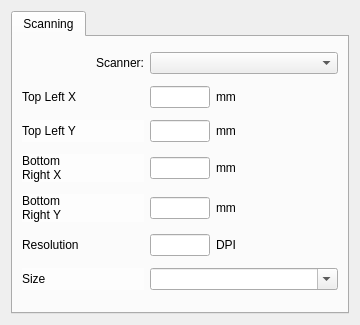
First picture: the form in preferencesdialog.ui, repository ec1oud/scancrop, before the edit.
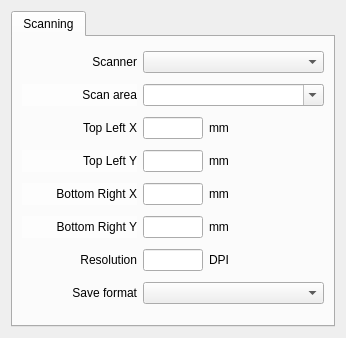
Second picture: the form after the edit.

Commit message:
Support saving to any Qt image format; add format preference; HEIC
HEIC works, but complains if the dimensions are odd, and does something
weird if the image format is ARGB premultiplied. We don't need alpha, so
convert to RGB888 first.

```diff
--- a/preferencesdialog.ui
+++ b/preferencesdialog.ui
@@ -6,8 +6,8 @@
    <rect>
     <x>0</x>
     <y>0</y>
-    <width>360</width>
-    <height>325</height>
+    <width>346</width>
+    <height>338</height>
    </rect>
   </property>
   <property name="windowTitle">
@@ -27,6 +27,93 @@
        <string>Scanning</string>
       </attribute>
       <layout class="QGridLayout" name="gridLayout_2">
+       <item row="4" column="1">
+        <widget class="QLineEdit" name="br_x_edit">
+         <property name="maximumSize">
+          <size>
+           <width>60</width>
+           <height>16777215</height>
+          </size>
+         </property>
+        </widget>
+       </item>
+       <item row="5" column="0">
+        <widget class="QLabel" name="label_7">
+         <property name="palette">
+          <palette>
+           <active>
+            <colorrole role="Base">
+             <brush brushstyle="SolidPattern">
+              <color alpha="255">
+               <red>244</red>
+               <green>234</green>
+               <blue>231</blue>
+              </color>
+             </brush>
+            </colorrole>
+            <colorrole role="Window">
+             <brush brushstyle="SolidPattern">
+              <color alpha="150">
+               <red>255</red>
+               <green>255</green>
+               <blue>255</blue>
+              </color>
+             </brush>
+            </colorrole>
+           </active>
+           <inactive>
+            <colorrole role="Base">
+             <brush brushstyle="SolidPattern">
+              <color alpha="255">
+               <red>244</red>
+               <green>234</green>
+               <blue>231</blue>
+              </color>
+             </brush>
+            </colorrole>
+            <colorrole role="Window">
+             <brush brushstyle="SolidPattern">
+              <color alpha="150">
+               <red>255</red>
+               <green>255</green>
+               <blue>255</blue>
+              </color>
+             </brush>
+            </colorrole>
+           </inactive>
+           <disabled>
+            <colorrole role="Base">
+             <brush brushstyle="SolidPattern">
+              <color alpha="150">
+               <red>255</red>
+               <green>255</green>
+               <blue>255</blue>
+              </color>
+             </brush>
+            </colorrole>
+            <colorrole role="Window">
+             <brush brushstyle="SolidPattern">
+              <color alpha="150">
+               <red>255</red>
+               <green>255</green>
+               <blue>255</blue>
+              </color>
+             </brush>
+            </colorrole>
+           </disabled>
+          </palette>
+         </property>
+         <property name="autoFillBackground">
+          <bool>true</bool>
+         </property>
+         <property name="text">
+          <string>Bottom Right Y</string>
+         </property>
+         <property name="alignment">
+          <set>Qt::AlignmentFlag::AlignRight|Qt::AlignmentFlag::AlignTrailing|Qt::AlignmentFlag::AlignVCenter</set>
+         </property>
+        </widget>
+       </item>
        <item row="0" column="0">
         <widget class="QLabel" name="scannerLabel">
          <property name="sizePolicy">
@@ -36,54 +123,14 @@
           </sizepolicy>
          </property>
          <property name="text">
-          <string>Scanner:</string>
+          <string>Scanner</string>
          </property>
          <property name="alignment">
           <set>Qt::AlignmentFlag::AlignRight|Qt::AlignmentFlag::AlignTrailing|Qt::AlignmentFlag::AlignVCenter</set>
          </property>
         </widget>
        </item>
-       <item row="0" column="1" colspan="2">
-        <widget class="QComboBox" name="scannerBox">
-         <property name="sizePolicy">
-          <sizepolicy hsizetype="MinimumExpanding" vsizetype="Fixed">
-           <horstretch>0</horstretch>
-           <verstretch>0</verstretch>
-          </sizepolicy>
-         </property>
-        </widget>
-       </item>
-       <item row="1" column="0">
-        <widget class="QLabel" name="label_4">
-         <property name="text">
-          <string>Top Left X</string>
-         </property>
-        </widget>
-       </item>
-       <item row="1" column="1">
-        <widget class="QLineEdit" name="tl_x_edit">
-         <property name="sizePolicy">
-          <sizepolicy hsizetype="Fixed" vsizetype="Fixed">
-           <horstretch>0</horstretch>
-           <verstretch>0</verstretch>
-          </sizepolicy>
-         </property>
-         <property name="maximumSize">
-          <size>
-           <width>60</width>
-           <height>16777215</height>
-          </size>
-         </property>
-        </widget>
-       </item>
-       <item row="1" column="2">
-        <widget class="QLabel" name="label_12">
-         <property name="text">
-          <string>mm</string>
-         </property>
-        </widget>
-       </item>
-       <item row="2" column="0">
+       <item row="3" column="0">
         <widget class="QLabel" name="label_5">
          <property name="palette">
           <palette>
@@ -155,223 +202,22 @@
          <property name="text">
           <string>Top Left Y</string>
          </property>
-        </widget>
-       </item>
-       <item row="2" column="1">
-        <widget class="QLineEdit" name="tl_y_edit">
-         <property name="maximumSize">
-          <size>
-           <width>60</width>
-           <height>16777215</height>
-          </size>
+         <property name="alignment">
+          <set>Qt::AlignmentFlag::AlignRight|Qt::AlignmentFlag::AlignTrailing|Qt::AlignmentFlag::AlignVCenter</set>
          </property>
         </widget>
        </item>
-       <item row="2" column="2">
-        <widget class="QLabel" name="label_11">
-         <property name="text">
-          <string>mm</string>
-         </property>
-        </widget>
-       </item>
-       <item row="3" column="0">
-        <widget class="QLabel" name="label_6">
-         <property name="palette">
-          <palette>
-           <active>
-            <colorrole role="Base">
-             <brush brushstyle="SolidPattern">
-              <color alpha="255">
-               <red>244</red>
-               <green>234</green>
-               <blue>231</blue>
-              </color>
-             </brush>
-            </colorrole>
-            <colorrole role="Window">
-             <brush brushstyle="SolidPattern">
-              <color alpha="100">
-               <red>255</red>
-               <green>255</green>
-               <blue>255</blue>
-              </color>
-             </brush>
-            </colorrole>
-           </active>
-           <inactive>
-            <colorrole role="Base">
-             <brush brushstyle="SolidPattern">
-              <color alpha="255">
-               <red>244</red>
-               <green>234</green>
-               <blue>231</blue>
-              </color>
-             </brush>
-            </colorrole>
-            <colorrole role="Window">
-             <brush brushstyle="SolidPattern">
-              <color alpha="100">
-               <red>255</red>
-               <green>255</green>
-               <blue>255</blue>
-              </color>
-             </brush>
-            </colorrole>
-           </inactive>
-           <disabled>
-            <colorrole role="Base">
-             <brush brushstyle="SolidPattern">
-              <color alpha="100">
-               <red>255</red>
-               <green>255</green>
-               <blue>255</blue>
-              </color>
-             </brush>
-            </colorrole>
-            <colorrole role="Window">
-             <brush brushstyle="SolidPattern">
-              <color alpha="100">
-               <red>255</red>
-               <green>255</green>
-               <blue>255</blue>
-              </color>
-             </brush>
-            </colorrole>
-           </disabled>
-          </palette>
-         </property>
-         <property name="autoFillBackground">
-          <bool>true</bool>
-         </property>
-         <property name="text">
-          <string>Bottom
-Right X</string>
-         </property>
-        </widget>
-       </item>
-       <item row="3" column="1">
-        <widget class="QLineEdit" name="br_x_edit">
-         <property name="maximumSize">
-          <size>
-           <width>60</width>
-           <height>16777215</height>
-          </size>
-         </property>
-        </widget>
-       </item>
-       <item row="3" column="2">
-        <widget class="QLabel" name="label_10">
-         <property name="text">
-          <string>mm</string>
-         </property>
-        </widget>
-       </item>
-       <item row="4" column="0">
-        <widget class="QLabel" name="label_7">
-         <property name="palette">
-          <palette>
-           <active>
-            <colorrole role="Base">
-             <brush brushstyle="SolidPattern">
-              <color alpha="255">
-               <red>244</red>
-               <green>234</green>
-               <blue>231</blue>
-              </color>
-             </brush>
-            </colorrole>
-            <colorrole role="Window">
-             <brush brushstyle="SolidPattern">
-              <color alpha="150">
-               <red>255</red>
-               <green>255</green>
-               <blue>255</blue>
-              </color>
-             </brush>
-            </colorrole>
-           </active>
-           <inactive>
-            <colorrole role="Base">
-             <brush brushstyle="SolidPattern">
-              <color alpha="255">
-               <red>244</red>
-               <green>234</green>
-               <blue>231</blue>
-              </color>
-             </brush>
-            </colorrole>
-            <colorrole role="Window">
-             <brush brushstyle="SolidPattern">
-              <color alpha="150">
-               <red>255</red>
-               <green>255</green>
-               <blue>255</blue>
-              </color>
-             </brush>
-            </colorrole>
-           </inactive>
-           <disabled>
-            <colorrole role="Base">
-             <brush brushstyle="SolidPattern">
-              <color alpha="150">
-               <red>255</red>
-               <green>255</green>
-               <blue>255</blue>
-              </color>
-             </brush>
-            </colorrole>
-            <colorrole role="Window">
-             <brush brushstyle="SolidPattern">
-              <color alpha="150">
-               <red>255</red>
-               <green>255</green>
-               <blue>255</blue>
-              </color>
-             </brush>
-            </colorrole>
-           </disabled>
-          </palette>
-         </property>
-         <property name="autoFillBackground">
-          <bool>true</bool>
-         </property>
-         <property name="text">
-          <string>Bottom
-Right Y</string>
-         </property>
-        </widget>
-       </item>
-       <item row="4" column="1">
-        <widget class="QLineEdit" name="br_y_edit">
-         <property name="sizePolicy">
-          <sizepolicy hsizetype="Fixed" vsizetype="Fixed">
-           <horstretch>0</horstretch>
-           <verstretch>0</verstretch>
-          </sizepolicy>
-         </property>
-         <property name="maximumSize">
-          <size>
-           <width>60</width>
-           <height>16777215</height>
-          </size>
-         </property>
-        </widget>
-       </item>
-       <item row="4" column="2">
-        <widget class="QLabel" name="label_9">
-         <property name="text">
-          <string>mm</string>
-         </property>
-        </widget>
-       </item>
-       <item row="5" column="0">
+       <item row="6" column="0">
         <widget class="QLabel" name="label_2">
          <property name="text">
           <string>Resolution</string>
          </property>
+         <property name="alignment">
+          <set>Qt::AlignmentFlag::AlignRight|Qt::AlignmentFlag::AlignTrailing|Qt::AlignmentFlag::AlignVCenter</set>
+         </property>
         </widget>
        </item>
-       <item row="5" column="1">
+       <item row="6" column="1">
         <widget class="QLineEdit" name="resolutionEdit">
          <property name="sizePolicy">
           <sizepolicy hsizetype="Fixed" vsizetype="Fixed">
@@ -387,14 +233,181 @@
          </property>
         </widget>
        </item>
+       <item row="3" column="2">
+        <widget class="QLabel" name="label_11">
+         <property name="text">
+          <string>mm</string>
+         </property>
+        </widget>
+       </item>
+       <item row="3" column="1">
+        <widget class="QLineEdit" name="tl_y_edit">
+         <property name="maximumSize">
+          <size>
+           <width>60</width>
+           <height>16777215</height>
+          </size>
+         </property>
+        </widget>
+       </item>
        <item row="5" column="2">
+        <widget class="QLabel" name="label_9">
+         <property name="text">
+          <string>mm</string>
+         </property>
+        </widget>
+       </item>
+       <item row="5" column="1">
+        <widget class="QLineEdit" name="br_y_edit">
+         <property name="sizePolicy">
+          <sizepolicy hsizetype="Fixed" vsizetype="Fixed">
+           <horstretch>0</horstretch>
+           <verstretch>0</verstretch>
+          </sizepolicy>
+         </property>
+         <property name="maximumSize">
+          <size>
+           <width>60</width>
+           <height>16777215</height>
+          </size>
+         </property>
+        </widget>
+       </item>
+       <item row="4" column="2">
+        <widget class="QLabel" name="label_10">
+         <property name="text">
+          <string>mm</string>
+         </property>
+        </widget>
+       </item>
+       <item row="6" column="2">
         <widget class="QLabel" name="label_3">
          <property name="text">
           <string>DPI</string>
          </property>
         </widget>
        </item>
-       <item row="6" column="0">
+       <item row="2" column="1">
+        <widget class="QLineEdit" name="tl_x_edit">
+         <property name="sizePolicy">
+          <sizepolicy hsizetype="Fixed" vsizetype="Fixed">
+           <horstretch>0</horstretch>
+           <verstretch>0</verstretch>
+          </sizepolicy>
+         </property>
+         <property name="maximumSize">
+          <size>
+           <width>60</width>
+           <height>16777215</height>
+          </size>
+         </property>
+        </widget>
+       </item>
+       <item row="2" column="2">
+        <widget class="QLabel" name="label_12">
+         <property name="text">
+          <string>mm</string>
+         </property>
+        </widget>
+       </item>
+       <item row="0" column="1" colspan="2">
+        <widget class="QComboBox" name="scannerBox">
+         <property name="sizePolicy">
+          <sizepolicy hsizetype="MinimumExpanding" vsizetype="Fixed">
+           <horstretch>0</horstretch>
+           <verstretch>0</verstretch>
+          </sizepolicy>
+         </property>
+        </widget>
+       </item>
+       <item row="2" column="0">
+        <widget class="QLabel" name="label_4">
+         <property name="text">
+          <string>Top Left X</string>
+         </property>
+         <property name="alignment">
+          <set>Qt::AlignmentFlag::AlignRight|Qt::AlignmentFlag::AlignTrailing|Qt::AlignmentFlag::AlignVCenter</set>
+         </property>
+        </widget>
+       </item>
+       <item row="4" column="0">
+        <widget class="QLabel" name="label_6">
+         <property name="palette">
+          <palette>
+           <active>
+            <colorrole role="Base">
+             <brush brushstyle="SolidPattern">
+              <color alpha="255">
+               <red>244</red>
+               <green>234</green>
+               <blue>231</blue>
+              </color>
+             </brush>
+            </colorrole>
+            <colorrole role="Window">
+             <brush brushstyle="SolidPattern">
+              <color alpha="100">
+               <red>255</red>
+               <green>255</green>
+               <blue>255</blue>
+              </color>
+             </brush>
+            </colorrole>
+           </active>
+           <inactive>
+            <colorrole role="Base">
+             <brush brushstyle="SolidPattern">
+              <color alpha="255">
+               <red>244</red>
+               <green>234</green>
+               <blue>231</blue>
+              </color>
+             </brush>
+            </colorrole>
+            <colorrole role="Window">
+             <brush brushstyle="SolidPattern">
+              <color alpha="100">
+               <red>255</red>
+               <green>255</green>
+               <blue>255</blue>
+              </color>
+             </brush>
+            </colorrole>
+           </inactive>
+           <disabled>
+            <colorrole role="Base">
+             <brush brushstyle="SolidPattern">
+              <color alpha="100">
+               <red>255</red>
+               <green>255</green>
+               <blue>255</blue>
+              </color>
+             </brush>
+            </colorrole>
+            <colorrole role="Window">
+             <brush brushstyle="SolidPattern">
+              <color alpha="100">
+               <red>255</red>
+               <green>255</green>
+               <blue>255</blue>
+              </color>
+             </brush>
+            </colorrole>
+           </disabled>
+          </palette>
+         </property>
+         <property name="autoFillBackground">
+          <bool>true</bool>
+         </property>
+         <property name="text">
+          <string>Bottom Right X</string>
+         </property>
+         <property name="alignment">
+          <set>Qt::AlignmentFlag::AlignRight|Qt::AlignmentFlag::AlignTrailing|Qt::AlignmentFlag::AlignVCenter</set>
+         </property>
+        </widget>
+       </item>
+       <item row="1" column="0">
         <widget class="QLabel" name="label_8">
          <property name="palette">
           <palette>
@@ -464,11 +477,14 @@
           <bool>true</bool>
          </property>
          <property name="text">
-          <string>Size</string>
+          <string>Scan area</string>
+         </property>
+         <property name="alignment">
+          <set>Qt::AlignmentFlag::AlignRight|Qt::AlignmentFlag::AlignTrailing|Qt::AlignmentFlag::AlignVCenter</set>
          </property>
         </widget>
        </item>
-       <item row="6" column="1" colspan="2">
+       <item row="1" column="1" colspan="2">
         <widget class="QComboBox" name="scanSizes">
          <property name="sizePolicy">
           <sizepolicy hsizetype="MinimumExpanding" vsizetype="Fixed">
@@ -481,6 +497,19 @@
          </property>
         </widget>
        </item>
+       <item row="7" column="0">
+        <widget class="QLabel" name="label">
+         <property name="text">
+          <string>Save format</string>
+         </property>
+         <property name="alignment">
+          <set>Qt::AlignmentFlag::AlignRight|Qt::AlignmentFlag::AlignTrailing|Qt::AlignmentFlag::AlignVCenter</set>
+         </property>
+        </widget>
+       </item>
+       <item row="7" column="1" colspan="2">
+        <widget class="QComboBox" name="saveFormatBox"/>
+       </item>
       </layout>
      </widget>
     </widget>
```
The commit also changes 4 other files.
